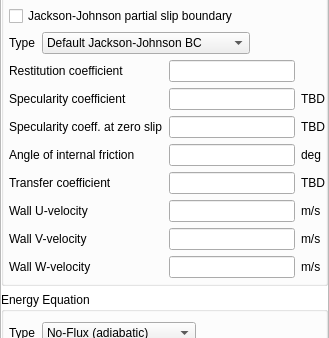
Old version of the form gui/uifiles/boundary_conditions.ui in the repository truongd8593/mfix; both pictures show x 0 to 329 and y 180 to 518 of the 329 by 861 pixel window.
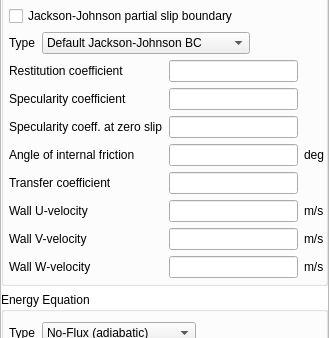
New version of the form. The open tabs and pages were chosen to show the change. Custom widgets are drawn as their Qt base class.

Diff of the .ui file:
```diff
--- a/gui/uifiles/boundary_conditions.ui
+++ b/gui/uifiles/boundary_conditions.ui
@@ -1629,7 +1629,7 @@
                    <item row="3" column="2">
                     <widget class="QLabel" name="label_11">
                      <property name="text">
-                      <string>TBD</string>
+                      <string/>
                      </property>
                     </widget>
                    </item>
@@ -1646,7 +1646,7 @@
                    <item row="4" column="2">
                     <widget class="QLabel" name="label_12">
                      <property name="text">
-                      <string>TBD</string>
+                      <string/>
                      </property>
                     </widget>
                    </item>
@@ -1683,7 +1683,7 @@
                    <item row="6" column="2">
                     <widget class="QLabel" name="label_bc_hw_s_units">
                      <property name="text">
-                      <string>TBD</string>
+                      <string/>
                      </property>
                     </widget>
                    </item>
@@ -2735,16 +2735,16 @@
   </layout>
  </widget>
  <customwidgets>
-  <customwidget>
-   <class>LineEdit</class>
-   <extends>QLineEdit</extends>
-   <header>widgets.base</header>
-  </customwidget>
   <customwidget>
    <class>CheckBox</class>
    <extends>QCheckBox</extends>
    <header>widgets.base</header>
   </customwidget>
+  <customwidget>
+   <class>LineEdit</class>
+   <extends>QLineEdit</extends>
+   <header>widgets.base</header>
+  </customwidget>
   <customwidget>
    <class>ComboBox</class>
    <extends>QComboBox</extends>
```
Left out of the diff: 6 changed lines with no effect on the pictures.
